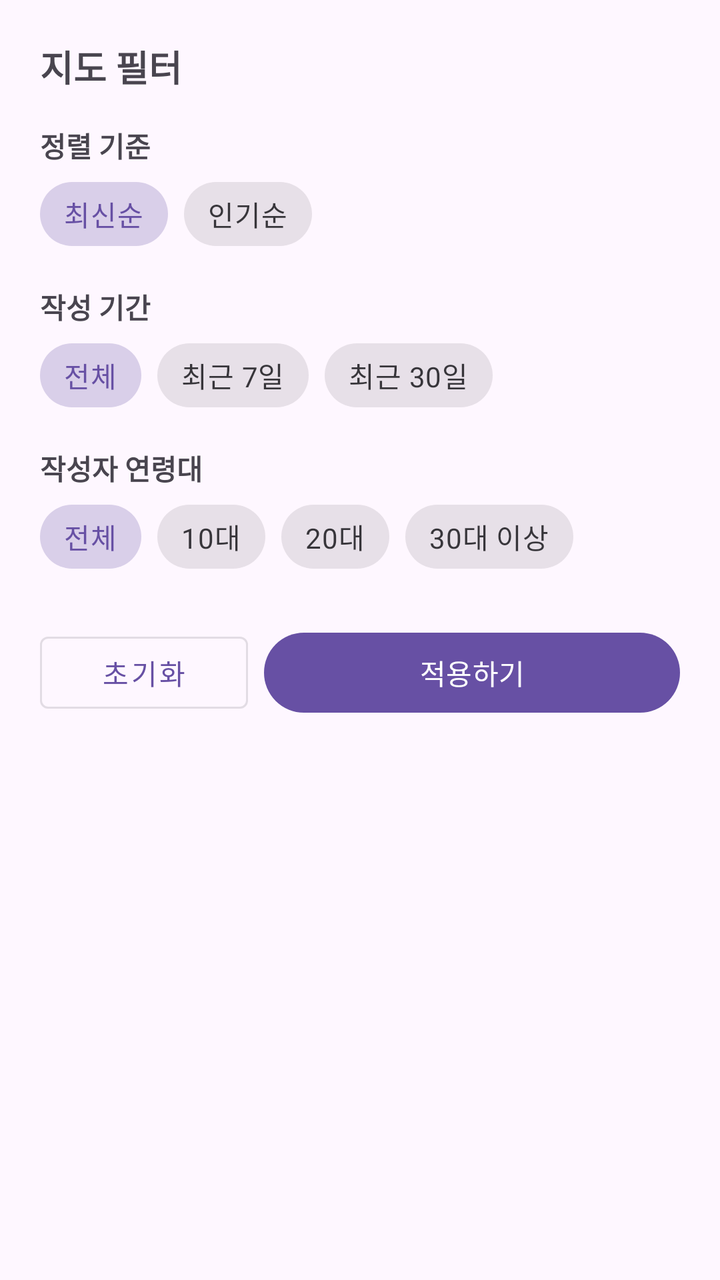
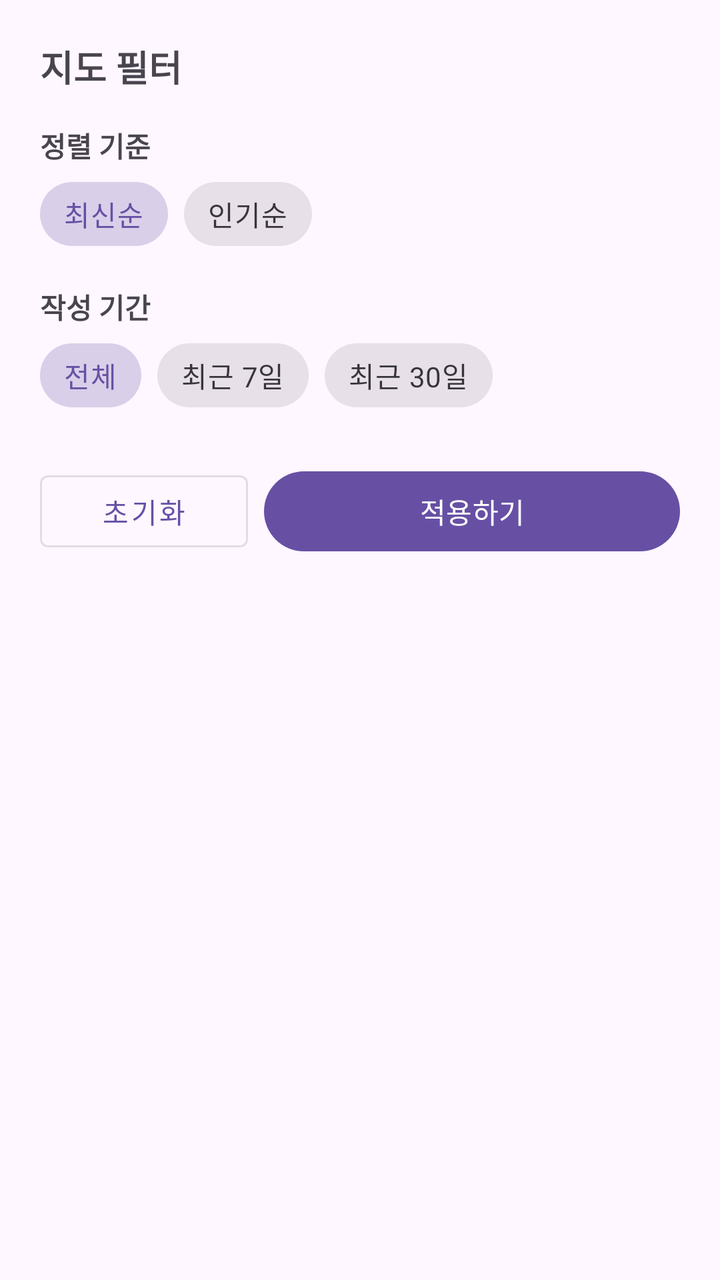

Compare the two renders of this Android layout. The source of the first and the diff that turns it into the second are given below.
<!-- AndroidManifest.xml: application theme Theme.FootPrint -->
<!-- res/layout/dialog_map_filter.xml -->
<?xml version="1.0" encoding="utf-8"?>
<LinearLayout xmlns:android="http://schemas.android.com/apk/res/android"
    xmlns:app="http://schemas.android.com/apk/res-auto"
    android:layout_width="match_parent"
    android:layout_height="wrap_content"
    android:orientation="vertical"
    android:padding="20dp">

    <TextView
        android:layout_width="wrap_content"
        android:layout_height="wrap_content"
        android:text="지도 필터"
        android:textSize="18sp"
        android:textStyle="bold" />

    
    <TextView
        android:layout_width="wrap_content"
        android:layout_height="wrap_content"
        android:layout_marginTop="16dp"
        android:text="정렬 기준"
        android:textStyle="bold" />

    <com.google.android.material.chip.ChipGroup
        android:id="@+id/chipGroupSort"
        android:layout_width="match_parent"
        android:layout_height="wrap_content"
        app:selectionRequired="true"
        app:singleSelection="true">

        <com.google.android.material.chip.Chip
            android:id="@+id/chipSortLatest"
            style="@style/Widget.MaterialComponents.Chip.Choice"
            android:layout_width="wrap_content"
            android:layout_height="wrap_content"
            android:checked="true"
            android:text="최신순" />

        <com.google.android.material.chip.Chip
            android:id="@+id/chipSortPopular"
            style="@style/Widget.MaterialComponents.Chip.Choice"
            android:layout_width="wrap_content"
            android:layout_height="wrap_content"
            android:text="인기순" />
    </com.google.android.material.chip.ChipGroup>

    
    <TextView
        android:layout_width="wrap_content"
        android:layout_height="wrap_content"
        android:layout_marginTop="12dp"
        android:text="작성 기간"
        android:textStyle="bold" />

    <com.google.android.material.chip.ChipGroup
        android:id="@+id/chipGroupPeriod"
        android:layout_width="match_parent"
        android:layout_height="wrap_content"
        app:selectionRequired="true"
        app:singleSelection="true">

        <com.google.android.material.chip.Chip
            android:id="@+id/chipPeriodAll"
            style="@style/Widget.MaterialComponents.Chip.Choice"
            android:layout_width="wrap_content"
            android:layout_height="wrap_content"
            android:checked="true"
            android:text="전체" />

        <com.google.android.material.chip.Chip
            android:id="@+id/chipPeriod7d"
            style="@style/Widget.MaterialComponents.Chip.Choice"
            android:layout_width="wrap_content"
            android:layout_height="wrap_content"
            android:text="최근 7일" />

        <com.google.android.material.chip.Chip
            android:id="@+id/chipPeriod30d"
            style="@style/Widget.MaterialComponents.Chip.Choice"
            android:layout_width="wrap_content"
            android:layout_height="wrap_content"
            android:text="최근 30일" />
    </com.google.android.material.chip.ChipGroup>

    
    <TextView
        android:layout_width="wrap_content"
        android:layout_height="wrap_content"
        android:layout_marginTop="12dp"
        android:text="작성자 연령대"
        android:textStyle="bold" />

    <com.google.android.material.chip.ChipGroup
        android:id="@+id/chipGroupAge"
        android:layout_width="match_parent"
        android:layout_height="wrap_content"
        app:selectionRequired="true"
        app:singleSelection="true">

        <com.google.android.material.chip.Chip
            android:id="@+id/chipAgeAll"
            style="@style/Widget.MaterialComponents.Chip.Choice"
            android:layout_width="wrap_content"
            android:layout_height="wrap_content"
            android:checked="true"
            android:text="전체" />

        <com.google.android.material.chip.Chip
            android:id="@+id/chipAge10s"
            style="@style/Widget.MaterialComponents.Chip.Choice"
            android:layout_width="wrap_content"
            android:layout_height="wrap_content"
            android:text="10대" />

        <com.google.android.material.chip.Chip
            android:id="@+id/chipAge20s"
            style="@style/Widget.MaterialComponents.Chip.Choice"
            android:layout_width="wrap_content"
            android:layout_height="wrap_content"
            android:text="20대" />

        <com.google.android.material.chip.Chip
            android:id="@+id/chipAge30s"
            style="@style/Widget.MaterialComponents.Chip.Choice"
            android:layout_width="wrap_content"
            android:layout_height="wrap_content"
            android:text="30대 이상" />
    </com.google.android.material.chip.ChipGroup>

    <LinearLayout
        android:layout_width="match_parent"
        android:layout_height="wrap_content"
        android:layout_marginTop="20dp"
        android:orientation="horizontal">

        <Button
            android:id="@+id/btnResetFilter"
            style="@style/Widget.MaterialComponents.Button.OutlinedButton"
            android:layout_width="0dp"
            android:layout_height="wrap_content"
            android:layout_marginEnd="8dp"
            android:layout_weight="1"
            android:text="초기화" />

        <Button
            android:id="@+id/btnApplyFilter"
            android:layout_width="0dp"
            android:layout_height="wrap_content"
            android:layout_weight="2"
            android:text="적용하기" />
    </LinearLayout>
</LinearLayout>
<!-- resources referenced by this layout -->
<resources>
  <style name="Theme.FootPrint" parent="Base.Theme.FootPrint" />
  <style name="Base.Theme.FootPrint" parent="Theme.Material3.DayNight.NoActionBar">
          
          
      </style>
</resources>

<!-- the commit's change to res/layout/dialog_map_filter.xml (unified diff, before → after) -->
@@ -88,14 +88,16 @@
         android:layout_height="wrap_content"
         android:layout_marginTop="12dp"
         android:text="작성자 연령대"
-        android:textStyle="bold" />
+        android:textStyle="bold"
+        android:visibility="gone"/>
 
     <com.google.android.material.chip.ChipGroup
         android:id="@+id/chipGroupAge"
         android:layout_width="match_parent"
         android:layout_height="wrap_content"
         app:selectionRequired="true"
-        app:singleSelection="true">
+        app:singleSelection="true"
+        android:visibility="gone">
 
         <com.google.android.material.chip.Chip
             android:id="@+id/chipAgeAll"
@@ -127,6 +129,38 @@
             android:text="30대 이상" />
     </com.google.android.material.chip.ChipGroup>
 
+    
+    <LinearLayout
+        android:id="@+id/layoutFollowingFilter"
+        android:layout_width="match_parent"
+        android:layout_height="wrap_content"
+        android:orientation="vertical"
+        android:layout_marginTop="16dp"
+        android:visibility="gone">
+
+        <TextView
+            android:layout_width="wrap_content"
+            android:layout_height="wrap_content"
+            android:text="팔로잉 사용자"
+            android:textStyle="bold"
+            android:textSize="14sp" />
+
+        <HorizontalScrollView
+            android:layout_width="match_parent"
+            android:layout_height="wrap_content"
+            android:layout_marginTop="8dp"
+            android:scrollbars="none">
+
+            <com.google.android.material.chip.ChipGroup
+                android:id="@+id/chipGroupFollowing"
+                android:layout_width="wrap_content"
+                android:layout_height="wrap_content"
+                app:singleLine="true"
+                app:singleSelection="true"
+                app:selectionRequired="true" />
+        </HorizontalScrollView>
+    </LinearLayout>
+
     <LinearLayout
         android:layout_width="match_parent"
         android:layout_height="wrap_content"
